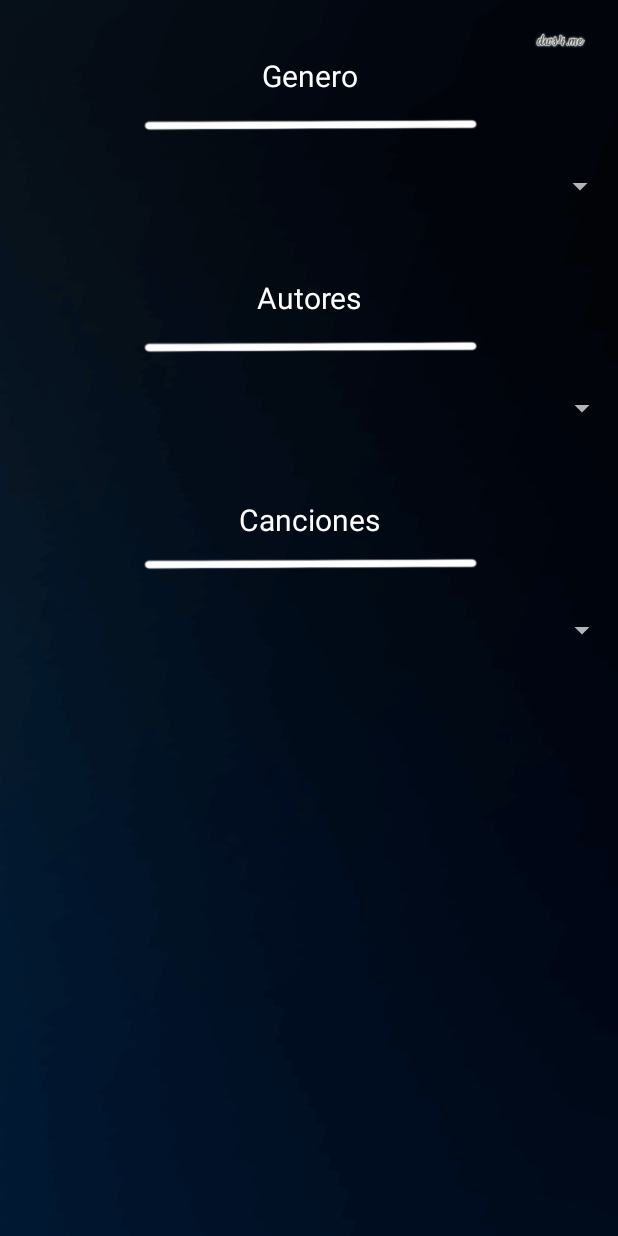
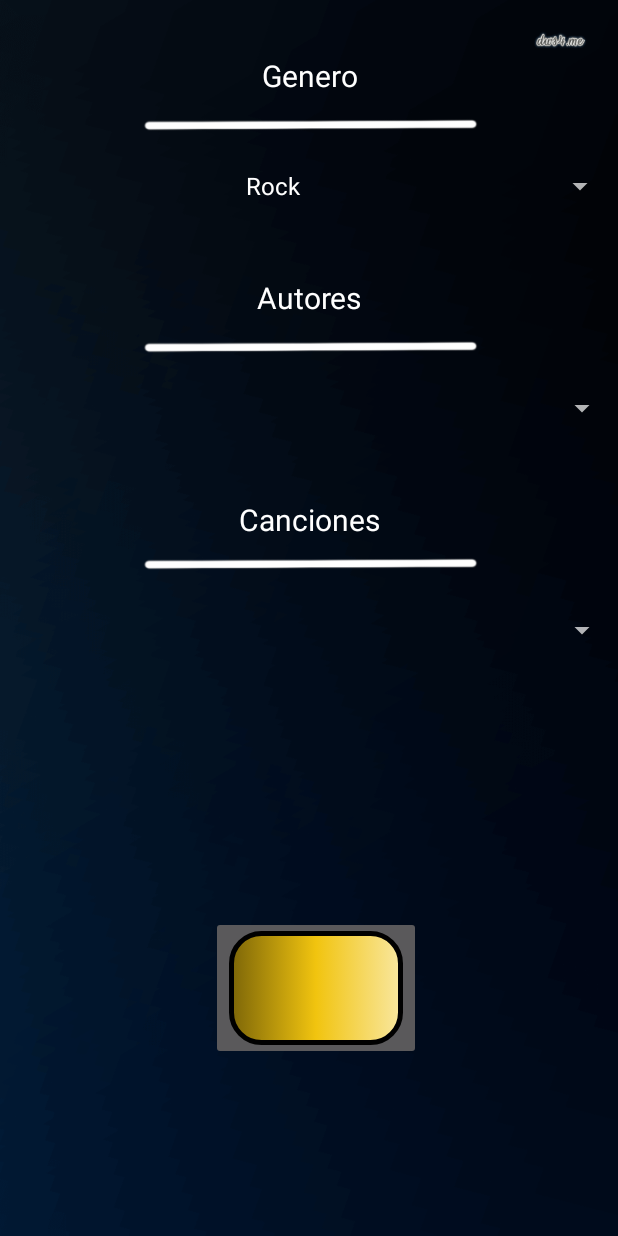
Before and after one commit to Albertofg99/PFinal, an Android app: the fragment ReproductorFragment shown on its own in the app's theme, on a phone screen of 412 x 824 dp. Run offline under Robolectric (Android 15) with nearby library versions, the phone set to English and light mode, and no system bars; 5 statements that could not run were skipped.

Commit message:
Minimos cambios
añadido boton imagen y ajustado un par de cosinas

```diff
--- a/app/src/main/java/com/example/pfinal/ReproductorFragment.java
+++ b/app/src/main/java/com/example/pfinal/ReproductorFragment.java
@@ -35,7 +35,7 @@ public class ReproductorFragment extends Fragment {
         sAuthor = getView().findViewById(R.id.sAuthor);
         sSongs = getView().findViewById(R.id.sSongs);
 
-        init();
+
 
         // Rellenar el sAuthor dependiendo de lo escogido en el sGender
         sGender.setOnItemSelectedListener(new AdapterView.OnItemSelectedListener(){
--- a/app/src/main/res/layout/fragment_reproductor.xml
+++ b/app/src/main/res/layout/fragment_reproductor.xml
@@ -24,7 +24,8 @@
             android:textColorHint="#FDFDFD"
             app:layout_constraintEnd_toEndOf="parent"
             app:layout_constraintStart_toStartOf="parent"
-            app:layout_constraintTop_toTopOf="parent" />
+            app:layout_constraintTop_toTopOf="parent"
+            android:entries="@array/genero"/>
 
         <Spinner
             android:id="@+id/sAuthor"
@@ -54,17 +55,8 @@
             app:layout_constraintEnd_toEndOf="parent"
             app:layout_constraintHorizontal_bias="1.0"
             app:layout_constraintStart_toStartOf="parent"
-            app:layout_constraintTop_toBottomOf="@+id/sAuthor" />
-
-        <ImageView
-            android:id="@+id/imageViewLogo"
-            android:layout_width="wrap_content"
-            android:layout_height="wrap_content"
-            app:layout_constraintBottom_toBottomOf="parent"
-            app:layout_constraintEnd_toEndOf="parent"
-            app:layout_constraintStart_toStartOf="parent"
-            app:layout_constraintTop_toBottomOf="@+id/sSongs"
-            tools:src="@tools:sample/avatars" />
+            app:layout_constraintTop_toBottomOf="@+id/sAuthor"
+            tools:ignore="SpeakableTextPresentCheck" />
 
         <TextView
             android:id="@+id/textView"
@@ -141,6 +133,20 @@
             app:layout_constraintStart_toStartOf="parent"
             app:layout_constraintTop_toBottomOf="@+id/textView3" />
 
+        <ImageButton
+            android:id="@+id/imageButton"
+            android:layout_width="140dp"
+            android:layout_height="96dp"
+            android:layout_marginStart="140dp"
+            android:layout_marginTop="120dp"
+            android:layout_marginEnd="131dp"
+            android:layout_marginBottom="71dp"
+            android:src="@drawable/button_custom"
+            app:layout_constraintBottom_toBottomOf="parent"
+            app:layout_constraintEnd_toEndOf="parent"
+            app:layout_constraintStart_toStartOf="parent"
+            app:layout_constraintTop_toBottomOf="@+id/sSongs" />
+
     </androidx.constraintlayout.widget.ConstraintLayout>
 
 </FrameLayout>
```
